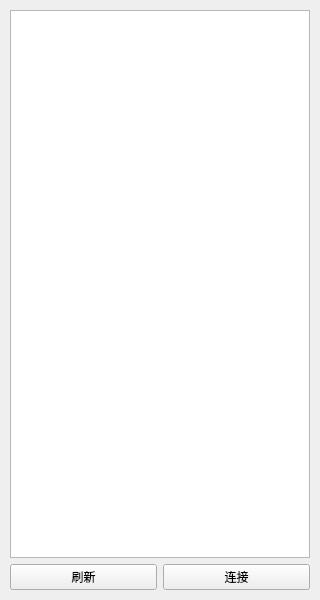
This is ble_finder.ui in lwmdojz/SUSNeuron as Qt 5 draws it before an edit. The edited form follows.
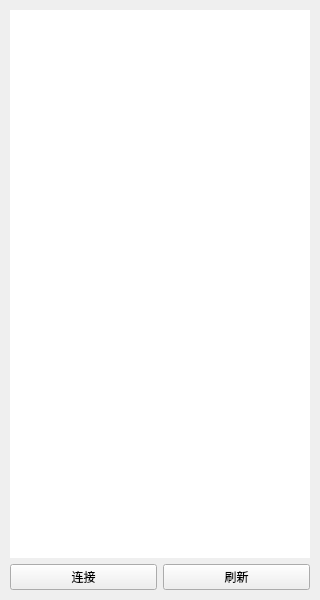
This is the edited form.

The edit to the form file:
```diff
--- a/ble_finder.ui
+++ b/ble_finder.ui
@@ -28,17 +28,33 @@
     </rect>
    </property>
    <layout class="QGridLayout" name="gridLayout">
-    <item row="1" column="0">
+    <item row="0" column="0" colspan="2">
+     <widget class="QListWidget" name="listWidget">
+      <property name="focusPolicy">
+       <enum>Qt::WheelFocus</enum>
+      </property>
+      <property name="styleSheet">
+       <string notr="true">QListView {
+	font: bold 25 12pt &quot;Microsoft YaHei&quot;;
+	border: 10px solid white; /* 设置边框的大小，样式，颜色 */
+}
+
+QListView::item {
+    height: 60px;
+}
+
+</string>
+      </property>
+     </widget>
+    </item>
+    <item row="1" column="1">
      <widget class="QPushButton" name="pushButton_refresh">
       <property name="text">
        <string>刷新</string>
       </property>
      </widget>
     </item>
-    <item row="0" column="0" colspan="2">
-     <widget class="QListWidget" name="listWidget"/>
-    </item>
-    <item row="1" column="1">
+    <item row="1" column="0">
      <widget class="QPushButton" name="pushButton_connect">
       <property name="text">
        <string>连接</string>
```
